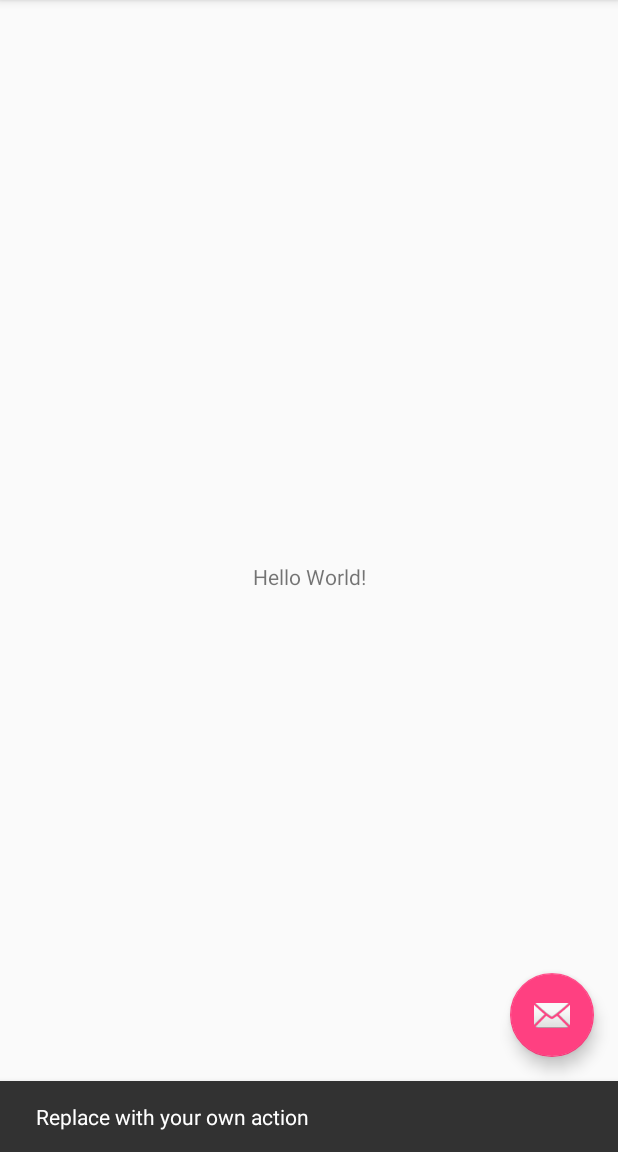
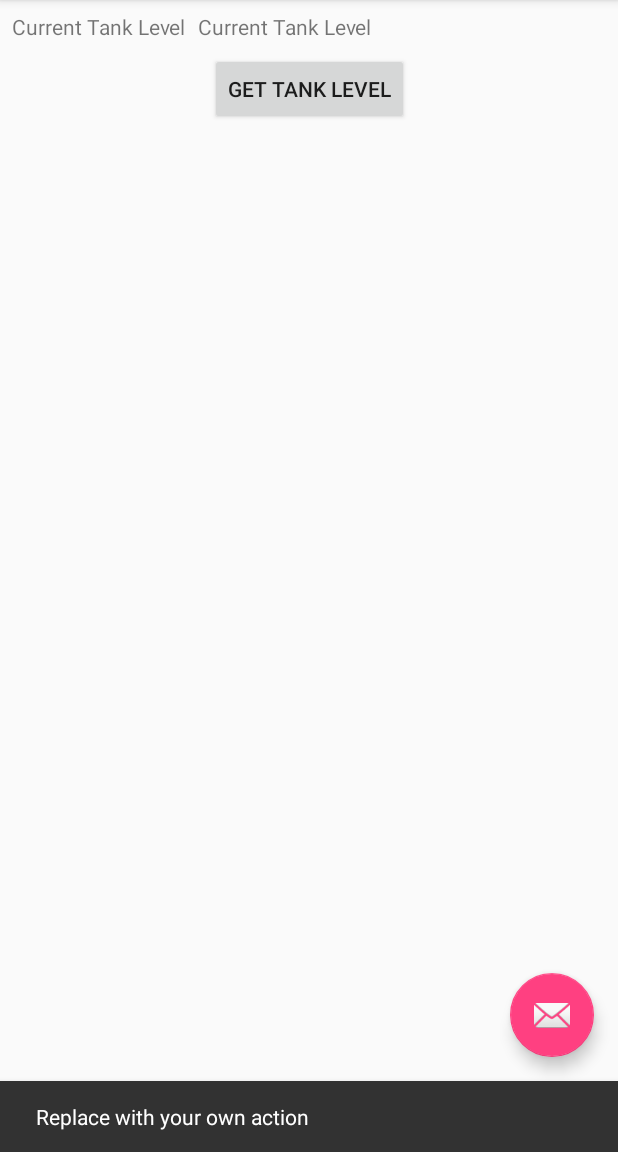
Before and after one commit to carmonc/spmobile, an Android app: the MainActivity screen opened directly, with no data from a screen before it, after a tap on an icon or button, on a phone screen of 412 x 824 dp, the part 84-1236 px from its top. Run offline under Robolectric (Android 15) with nearby library versions, the phone set to English and light mode, and no system bars; 1 statement that could not run was skipped.

Commit message:
Connect to Bluetooth device Disconnect from Bluetooth device Start scanning for BT devices Stop scanning for BT devices Updated build tools

```diff
--- a/app/build.gradle
+++ b/app/build.gradle
@@ -2,7 +2,7 @@ apply plugin: 'com.android.application'
 
 android {
     compileSdkVersion 25
-    buildToolsVersion "25.0.3"
+    buildToolsVersion '26.0.2'
     defaultConfig {
         applicationId "com.carmocasoft.carmoca.spmobile"
         minSdkVersion 21
--- a/app/src/main/java/com/carmocasoft/carmoca/spmobile/BleNamesResolver.java
+++ b/app/src/main/java/com/carmocasoft/carmoca/spmobile/BleNamesResolver.java
@@ -83,6 +83,8 @@ public class BleNamesResolver {
 		mServices.put("00001814-0000-1000-8000-00805f9b34fb", "Running Speed and Cadence");
 		mServices.put("00001813-0000-1000-8000-00805f9b34fb", "Scan Parameters");
 		mServices.put("00001804-0000-1000-8000-00805f9b34fb", "Tx Power");
+		mServices.put("00001530-1212-efde-1523-785feabcd123", "UART/Nordic");
+		mServices.put("6e400001-b5a3-f393-e0a9-e50e24dcca9e", "UART Service");
 
 		mCharacteristics.put("00002a43-0000-1000-8000-00805f9b34fb", "Alert Category ID");
 		mCharacteristics.put("00002a42-0000-1000-8000-00805f9b34fb", "Alert Category ID Bit Mask");
@@ -165,6 +167,8 @@ public class BleNamesResolver {
 		mCharacteristics.put("00002a0e-0000-1000-8000-00805f9b34fb", "Time Zone");
 		mCharacteristics.put("00002a07-0000-1000-8000-00805f9b34fb", "Tx Power Level");
 		mCharacteristics.put("00002a45-0000-1000-8000-00805f9b34fb", "Unread Alert Status");
+		mCharacteristics.put("6e400002-b5a3-f393-e0a9-e50e24dcca9e", "TX Characteristic");
+		mCharacteristics.put("6e400003-b5a3-f393-e0a9-e50e24dcca9e", "RX Characteristic");
 
 		mValueFormats.put(Integer.valueOf(52), "32bit float");
 		mValueFormats.put(Integer.valueOf(50), "16bit float");
--- a/app/src/main/res/layout/content_main.xml
+++ b/app/src/main/res/layout/content_main.xml
@@ -9,12 +9,39 @@
     tools:showIn="@layout/activity_main">
 
     <TextView
+        android:id="@+id/texttanklevel"
+        android:layout_width="0dp"
+        android:layout_height="wrap_content"
+        android:text="@string/current_tank_level"
+        android:layout_marginStart="8dp"
+        app:layout_constraintLeft_toLeftOf="parent"
+        app:layout_constraintTop_toTopOf="parent"
+        android:layout_marginTop="8dp" />
+
+    <TextView
+        android:id="@+id/tanklevel"
+        android:layout_width="0dp"
+        android:layout_height="wrap_content"
+        android:text="@string/current_tank_level"
+        android:layout_marginTop="8dp"
+        app:layout_constraintTop_toTopOf="parent"
+        app:layout_constraintRight_toRightOf="parent"
+        app:layout_constraintHorizontal_bias="0.0"
+        app:layout_constraintLeft_toRightOf="@+id/texttanklevel"
+        android:layout_marginLeft="8dp"
+        android:layout_marginRight="8dp" />
+
+    <Button
+        android:id="@+id/btn_get_tank_level"
         android:layout_width="wrap_content"
         android:layout_height="wrap_content"
-        android:text="Hello World!"
-        app:layout_constraintBottom_toBottomOf="parent"
+        android:layout_marginLeft="8dp"
+        android:layout_marginRight="8dp"
+        android:layout_marginTop="8dp"
+        android:onClick="getTankLevelFromBLE"
+        android:text="@string/get_tank_level"
         app:layout_constraintLeft_toLeftOf="parent"
         app:layout_constraintRight_toRightOf="parent"
-        app:layout_constraintTop_toTopOf="parent" />
+        app:layout_constraintTop_toBottomOf="@+id/tanklevel" />
 
 </android.support.constraint.ConstraintLayout>
--- a/app/src/main/res/menu/menu_main.xml
+++ b/app/src/main/res/menu/menu_main.xml
@@ -13,6 +13,11 @@
         android:title="@string/scan"
         app:showAsAction="never" />
     <item
+        android:id="@+id/action_Disconnect"
+        android:orderInCategory="100"
+        android:title="@string/disconnect"
+        app:showAsAction="never" />
+    <item
         android:id="@+id/action_stop"
         android:orderInCategory="100"
         android:title="@string/stop"
--- a/app/src/main/res/values/strings.xml
+++ b/app/src/main/res/values/strings.xml
@@ -3,4 +3,7 @@
     <string name="action_settings">Settings</string>
     <string name="scan">Scan</string>
     <string name="stop">Stop</string>
+    <string name="disconnect">Disconnect</string>
+    <string name="current_tank_level">Current Tank Level</string>
+    <string name="get_tank_level">Get tank Level</string>
 </resources>
--- a/build.gradle
+++ b/build.gradle
@@ -5,7 +5,7 @@ buildscript {
         jcenter()
     }
     dependencies {
-        classpath 'com.android.tools.build:gradle:2.3.3'
+        classpath 'com.android.tools.build:gradle:3.0.1'
 
         // NOTE: Do not place your application dependencies here; they belong
         // in the individual module build.gradle files
```
Also changed, not shown: app/src/main/java/com/carmocasoft/carmoca/spmobile/MainActivity.java (+85 -7 lines), gradle/wrapper/gradle-wrapper.properties.
